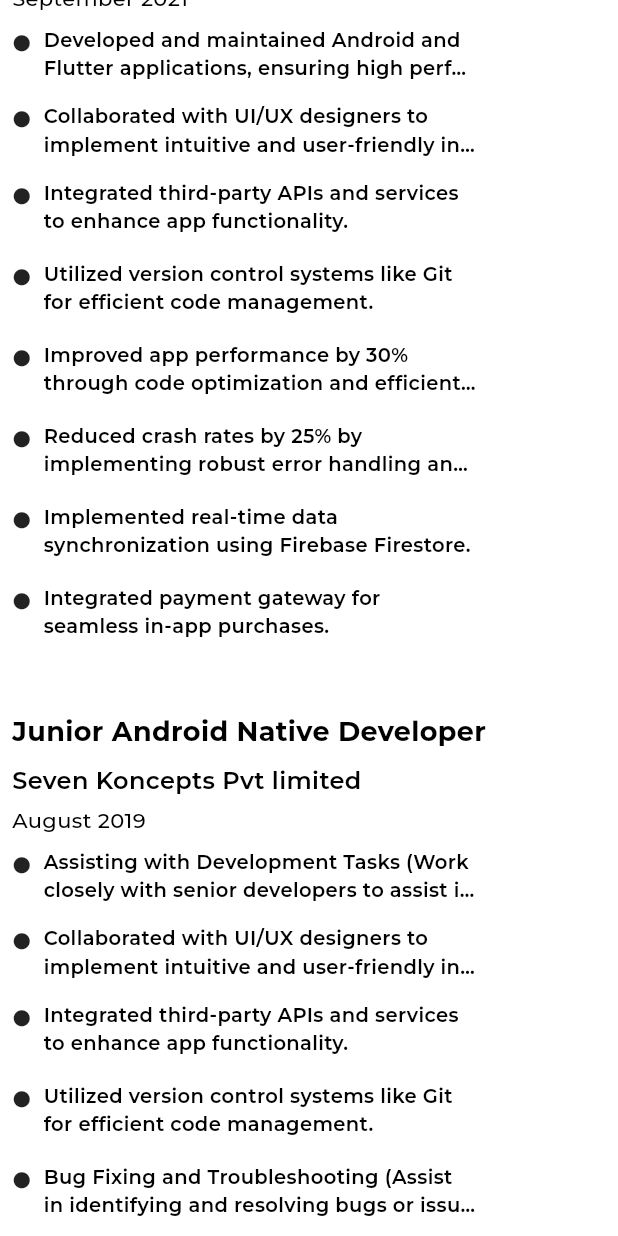
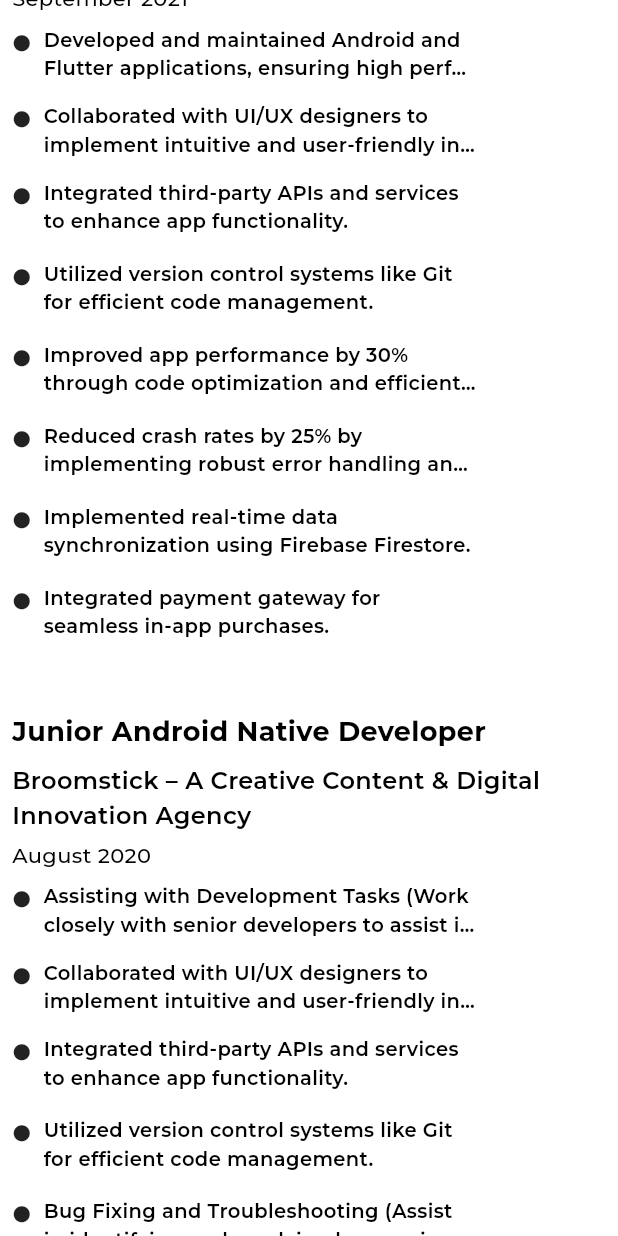
Before and after one commit to ZahidUrRehman13/resume, a Flutter app: the screen it shows after launch, scrolled down 1728 dp, on a phone screen of 412 x 824 dp. Run offline on Flutter 3.47's test engine with Material 3 defaults, Android fonts, the phone set to English and light mode, and no system bars; our stand-ins replace firebase_core, flutter_animate, font_awesome_flutter, google_fonts; accounts and stored records are empty.

Commit message:
first commit

```diff
--- a/lib/home.dart
+++ b/lib/home.dart
@@ -167,224 +167,190 @@ class _HomeState extends State<Home> with SingleTickerProviderStateMixin {
                 child: Row(
                   mainAxisAlignment: MainAxisAlignment.spaceAround,
                   children: [
-                    Container(
-                      height: height * 0.075,
-                      width: width * 0.075,
-                      decoration: BoxDecoration(
-                        shape: BoxShape.circle,
-                        border: Border.all(
-                          color: Colors.white,
-                          width: 1, // Set the border width
-                        ),
-                        // borderRadius: BorderRadius.circular(10.0),
-                      ),
-                      child: Center(
-                        // child: Icon(Icons.apple,color: Colors.white,size: 50.00,),
-                        child: Container(
-                          decoration: BoxDecoration(
-                            borderRadius: BorderRadius.circular(15.0),
-                            image: const DecorationImage(
-                              image: AssetImage(
-                                "assets/flutter.png",
-                              ),
-                              fit: BoxFit.cover,
+                    Column(
+                      children: [
+                        CircleAvatar(
+                          backgroundImage: const AssetImage(
+                            "assets/flutter.png",
+                          ),
+                          radius: (height*width)/50*0.001,
+                          backgroundColor: Colors.transparent,
+                        ),
+                        Padding(
+                          padding: const EdgeInsets.only(top: 4.0),
+                          child: Text(
+                            "Flutter",
+                            style: GoogleFonts.roboto(
+                              color: Colors.white,
+                              fontSize: (width * height) / 50*0.0005,
+                              fontWeight: FontWeight.w600,
                             ),
+                            overflow: TextOverflow.ellipsis,
                           ),
-                          height: 35,
-                          width: 35,
-                        ),
-                      ),
-                    ),
-                    Container(
-                      height: height * 0.075,
-                      width: width * 0.075,
-                      decoration: BoxDecoration(
-                        shape: BoxShape.circle,
-                        border: Border.all(
-                          color: Colors.white,
-                          width: 1, // Set the border width
-                        ),
-                        // borderRadius: BorderRadius.circular(10.0),
-                      ),
-                      child: Center(
-                        // child: Icon(Icons.apple,color: Colors.white,size: 50.00,),
-                        child: Container(
-                          decoration: BoxDecoration(
-                            borderRadius: BorderRadius.circular(15.0),
-                            image: const DecorationImage(
-                              image: AssetImage(
-                                "assets/android.png",
-                              ),
-                              fit: BoxFit.cover,
+                        ),
+                      ],
+                    ),
+                    Column(
+                      children: [
+                        CircleAvatar(
+                          backgroundImage: const AssetImage(
+                            "assets/android.png",
+                          ),
+                          radius: (height*width)/50*0.001,
+                          backgroundColor: Colors.transparent,
+                        ),
+                        Padding(
+                          padding: const EdgeInsets.only(top: 4.0),
+                          child: Text(
+                            "Android",
+                            style: GoogleFonts.roboto(
+                              color: Colors.white,
+                              fontSize: (width * height) / 50*0.0005,
+                              fontWeight: FontWeight.w600,
                             ),
+                            overflow: TextOverflow.ellipsis,
                           ),
-                          height: 50,
-                          width: 50,
-                        ),
-                      ),
-                    ),
-                    Container(
-                      height: height * 0.075,
-                      width: width * 0.075,
-                      decoration: BoxDecoration(
-                        shape: BoxShape.circle,
-                        border: Border.all(
-                          color: Colors.white,
-                          width: 1, // Set the border width
-                        ),
-                      ),
-                      child: Center(
-                        // child: Icon(Icons.apple,color: Colors.white,size: 50.00,),
-                        child: Container(
-                          decoration: BoxDecoration(
-                            borderRadius: BorderRadius.circular(15.0),
-                            image: const DecorationImage(
-                              image: AssetImage(
-                                "assets/apple-logo.png",
-                              ),
-                              fit: BoxFit.cover,
+                        ),
+                      ],
+                    ),
+                    Column(
+                      children: [
+                        CircleAvatar(
+                          backgroundImage: const AssetImage(
+                            "assets/apple-logo.png",
+                          ),
+                          radius: (height*width)/50*0.001,
+                          backgroundColor: Colors.transparent,
+                        ),
+                        Padding(
+                          padding: const EdgeInsets.only(top: 4.0),
+                          child: Text(
+                            "IOS Apple",
+                            style: GoogleFonts.roboto(
+                              color: Colors.white,
+                              fontSize: (width * height) / 50*0.0005,
+                              fontWeight: FontWeight.w600,
                             ),
+                            overflow: TextOverflow.ellipsis,
                           ),
-                          height: 35,
-                          width: 35,
-                        ),
-                      ),
-                    ),
-                    Container(
-                      height: height * 0.075,
-                      width: width * 0.075,
-                      decoration: BoxDecoration(
-                        shape: BoxShape.circle,
-                        border: Border.all(
-                          color: Colors.white,
-                          width: 1, // Set the border width
-                        ),
-                      ),
-                      child: Center(
-                        // child: Icon(Icons.apple,color: Colors.white,size: 50.00,),
-                        child: Container(
-                          decoration: BoxDecoration(
-                            borderRadius: BorderRadius.circular(15.0),
-                            image: const DecorationImage(
-                              image: AssetImage(
-                                "assets/api.png",
-                              ),
-                              fit: BoxFit.cover,
+                        ),
+                      ],
+                    ),
+                    Column(
+                      children: [
+                        CircleAvatar(
+                          backgroundImage: const AssetImage(
+                            "assets/api.png",
+                          ),
+                          radius: (height*width)/50*0.001,
+                          backgroundColor: Colors.transparent,
+                        ),
+                        Padding(
+                          padding: const EdgeInsets.only(top: 4.0),
+                          child: Text(
+                            "API",
+                            style: GoogleFonts.roboto(
+                              color: Colors.white,
+                              fontSize: (width * height) / 50*0.0005,
+                              fontWeight: FontWeight.w600,
                             ),
+                            overflow: TextOverflow.ellipsis,
                           ),
-                          height: 35,
-                          width: 35,
-                        ),
-                      ),
-                    ),
-                    Container(
-                      height: height * 0.075,
-                      width: width * 0.075,
-                      decoration: BoxDecoration(
-                        shape: BoxShape.circle,
-                        border: Border.all(
-                          color: Colors.white,
-                          width: 1, // Set the border width
-                        ),
-                      ),
-                      child: Center(
-                        // child: Icon(Icons.apple,color: Colors.white,size: 50.00,),
-                        child: Container(
-                          decoration: BoxDecoration(
-                            borderRadius: BorderRadius.circular(15.0),
-                            image: const DecorationImage(
-                              image: AssetImage(
-                                "assets/firebase.png",
-                              ),
-                              fit: BoxFit.cover,
+                        ),
+                      ],
+                    ),
+                    Column(
+                      children: [
+                        CircleAvatar(
+                          backgroundImage: const AssetImage(
+                            "assets/firebase.png",
+                          ),
+                          radius: (height*width)/50*0.001,
+                          backgroundColor: Colors.transparent,
+                        ),
+                        Padding(
+                          padding: const EdgeInsets.only(top: 4.0),
+                          child: Text(
+                            "Firebase",
+                            style: GoogleFonts.roboto(
+                              color: Colors.white,
+                              fontSize: (width * height) / 50*0.0005,
+                              fontWeight: FontWeight.w600,
                             ),
+                            overflow: TextOverflow.ellipsis,
                           ),
-                          height: 35,
-                          width: 35,
-                        ),
-                      ),
-                    ),
-                    Container(
-                      height: height * 0.075,
-                      width: width * 0.075,
-                      decoration: BoxDecoration(
-                        shape: BoxShape.circle,
-                        border: Border.all(
-                          color: Colors.white,
-                          width: 1, // Set the border width
-                        ),
-                      ),
-                      child: Center(
-                        // child: Icon(Icons.apple,color: Colors.white,size: 50.00,),
-                        child: Container(
-                          decoration: BoxDecoration(
-                            borderRadius: BorderRadius.circular(15.0),
-                            image: const DecorationImage(
-                              image: AssetImage(
-                                "assets/Google-Play.png",
-                              ),
-                              fit: BoxFit.cover,
+                        ),
+                      ],
+                    ),
+                    Column(
+                      children: [
+                        CircleAvatar(
+                          backgroundImage: const AssetImage(
+                            "assets/Google-Play.png",
+                          ),
+                          radius: (height*width)/50*0.001,
+                          backgroundColor: Colors.transparent,
+                        ),
+                        Padding(
+                          padding: const EdgeInsets.only(top: 4.0),
+                          child: Text(
+                            "Google Play store",
+                            style: GoogleFonts.roboto(
+                              color: Colors.white,
+                              fontSize: (width * height) / 50*0.0005,
+                              fontWeight: FontWeight.w600,
                             ),
+                            overflow: TextOverflow.ellipsis,
                           ),
-                          height: 35,
-                          width: 35,
-                        ),
-                      ),
-                    ),
-                    Container(
-                      height: height * 0.075,
-                      width: width * 0.075,
-                      decoration: BoxDecoration(
-                        shape: BoxShape.circle,
-                        border: Border.all(
-                          color: Colors.white,
-                          width: 1, // Set the border width
-                        ),
-                      ),
-                      child: Center(
-                        // child: Icon(Icons.apple,color: Colors.white,size: 50.00,),
-                        child: Container(
-                          decoration: BoxDecoration(
-                            borderRadius: BorderRadius.circular(15.0),
-                            image: const DecorationImage(
-                              image: AssetImage(
-                                "assets/Huawei_AppGallery.png",
-                              ),
-                              fit: BoxFit.cover,
-                            ),
-                          ),
-                          height: 35,
-                          width: 35,
-                        ),
-                      ),
-                    ),
-                    Container(
-                      height: height * 0.075,
-                      width: width * 0.075,
-                      decoration: BoxDecoration(
-                        shape: BoxShape.circle,
-                        border: Border.all(
-                          color: Colors.white,
-                          width: 1, // Set the border width
-                        ),
-                      ),
-                      child: Center(
-                        // child: Icon(Icons.apple,color: Colors.white,size: 50.00,),
-                        child: Container(
-                          decoration: BoxDecoration(
-                            borderRadius: BorderRadius.circular(15.0),
-                            image: const DecorationImage(
-                              image: AssetImage(
-                                "assets/samsungStore.png",
-                              ),
-                              fit: BoxFit.cover,
-                            ),
-                          ),
-                          height: 35,
-                          width: 35,
-                        ),
-                      ),
-                    ),
+                        ),
+                      ],
+                    ),
+                    Column(
+                     children: [
+                       CircleAvatar(
+                         backgroundImage: const AssetImage(
+                           "assets/Huawei_AppGallery.png",
+                         ),
+                         radius: (height*width)/50*0.001,
+                         backgroundColor: Colors.transparent,
+                       ),
+                       Padding(
+                         padding: const EdgeInsets.only(top: 4.0),
+                         child: Text(
+                           "App Gallery",
+                           style: GoogleFonts.roboto(
+                             color: Colors.white,
+                             fontSize: (width * height) / 50*0.0005,
+                             fontWeight: FontWeight.w600,
+                           ),
+                           overflow: TextOverflow.ellipsis,
+                         ),
+                       ),
+                     ],
+                   ),
+                    Column(
+                     children: [
+                       CircleAvatar(
+                         backgroundImage: const AssetImage(
+                           "assets/samsungStore.png",
+                         ),
+                         radius: (height*width)/50*0.001,
+                         backgroundColor: Colors.transparent,
+                       ),
+                       Padding(
+                         padding: const EdgeInsets.only(top: 4.0),
+                         child: Text(
+                           "Samsung Store",
+                           style: GoogleFonts.roboto(
+                             color: Colors.white,
+                             fontSize: (width * height) / 50*0.0005,
+                             fontWeight: FontWeight.w600,
+                           ),
+                           overflow: TextOverflow.ellipsis,
+                         ),
+                       ),
+                     ],
+                   ),
                   ],
                 ),
               ),
@@ -1080,7 +1046,7 @@ class _HomeState extends State<Home> with SingleTickerProviderStateMixin {
                 height: 8.0,
               ),
               Text(
-                "Seven Koncepts Pvt limited",
+                "Broomstick – A Creative Content & Digital Innovation Agency",
                 style: GoogleFonts.montserrat(
                   color: Colors.black,
                   fontSize: 16.0,
@@ -1093,7 +1059,7 @@ class _HomeState extends State<Home> with SingleTickerProviderStateMixin {
                 height: 5.0,
               ),
               Text(
-                "August 2019",
+                "August 2020",
                 style: GoogleFonts.montserrat(
                   color: Colors.black,
                   fontSize: 14.0,
```
Also changed, not shown: 1 other file.
